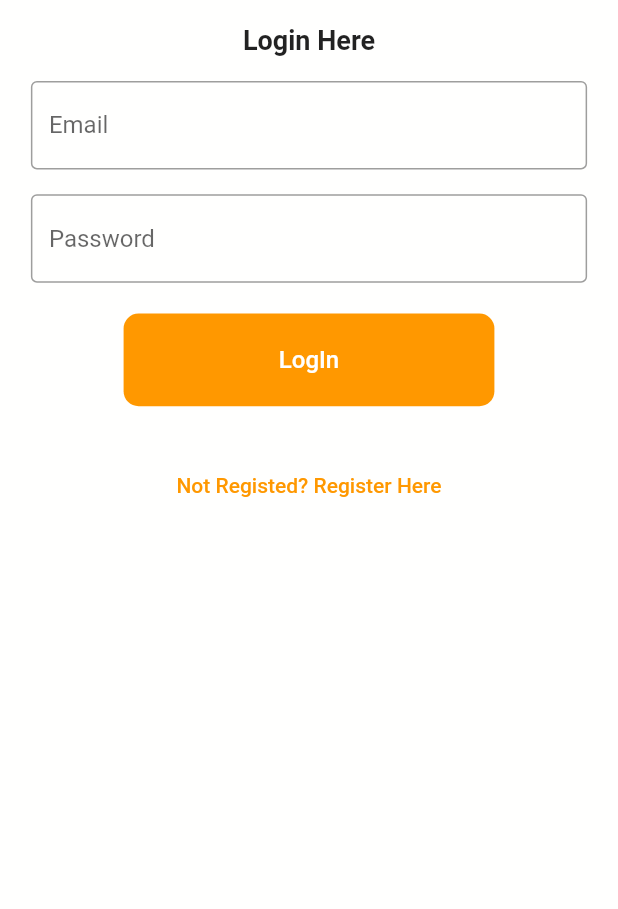
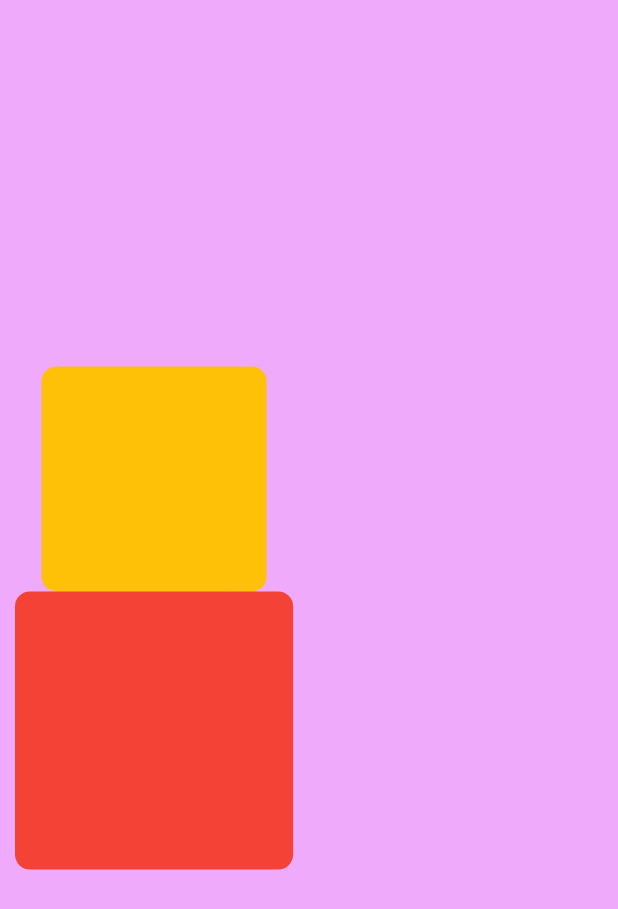
Before and after one commit to anzjoxavier/Focus_App, a Flutter app: the screen it shows after launch, on a phone screen of 412 x 824 dp. Shown: the top 909 px of the screen. Run offline on Flutter 3.47's test engine with Material 2 defaults, Android fonts, the light colour scheme and no system bars; our stand-ins replace gap, jwt_decoder, shared_preferences.

Commit message:
Completed Login and Register

```diff
--- a/lib/config/config.dart
+++ b/lib/config/config.dart
@@ -1,2 +1,3 @@
-final url = "http://192.168.1.3:3100/";
+final url = "http://192.168.1.8:3100/";
 final registration = url + "registration";
+final login = url + "login";
--- a/lib/main.dart
+++ b/lib/main.dart
@@ -1,7 +1,8 @@
 import 'package:flutter/material.dart';
-import 'package:focus_app/views/home.dart';
+import 'package:focus_app/views/home_page.dart';
 import 'package:focus_app/views/login_page.dart';
 import 'package:focus_app/views/register_page.dart';
+import 'package:focus_app/views/sample_page.dart';
 
 
 
@@ -40,6 +41,6 @@ class _MyHomePageState extends State<MyHomePage> {
   @override
   Widget build(BuildContext context) {
 
-    return SafeArea(child: LoginPage());
+    return SafeArea(child:SamplePage());
   }
 }
--- a/lib/views/register_page.dart
+++ b/lib/views/register_page.dart
@@ -16,10 +16,14 @@ class RegisterPage extends StatefulWidget {
 }
 
 class _RegisterPageState extends State<RegisterPage> {
+  bool showPass = true;
   TextEditingController emailController = TextEditingController();
   TextEditingController passController = TextEditingController();
   bool _isNotEmailValidate = false;
   bool _isNotPasswordValidate = false;
+
+
+
   void registerUser() async {
     if (emailController.text.isNotEmpty && passController.text.isNotEmpty) {
       var regBody = {
@@ -72,7 +76,7 @@ class _RegisterPageState extends State<RegisterPage> {
             TextBox(
               width: 0.9 * width,
               hintText: "Password",
-              hideText: true,
+              hideText: showPass,
               enableSuggestions: false,
               autoCorrect: false,
               textEditingController: passController,
--- /dev/null
+++ b/lib/views/sample_page.dart
@@ -0,0 +1,71 @@
+import 'package:flutter/material.dart';
+import 'package:flutter/src/widgets/framework.dart';
+import 'package:flutter/src/widgets/placeholder.dart';
+
+class SamplePage extends StatefulWidget {
+  const SamplePage({super.key});
+
+  @override
+  State<SamplePage> createState() => _SamplePageState();
+}
+
+class _SamplePageState extends State<SamplePage> {
+  late double width;
+  late double height;
+  double boxWidth = 150;
+  double boxHeight = 150;
+  int flagState = 0;
+  void changeBoxSize(BuildContext context) {
+    setState(() {
+      if (flagState == 0) {
+        boxHeight =width * 0.75;
+        boxWidth = width * 0.75;
+        flagState = 1;
+      } else {
+        boxHeight =width * 0.45;
+        boxWidth = width * 0.45;
+        flagState = 0;
+      }
+    });
+  }
+
+  @override
+  Widget build(BuildContext context) {
+    width = MediaQuery.of(context).size.width;
+    height = MediaQuery.of(context).size.height;
+    // boxWidth = width * 0.45;
+    // boxHeight = width * 0.45;
+    return SafeArea(
+        child: Scaffold(
+      backgroundColor: Color.fromARGB(255, 239, 170, 251),
+      body: Padding(
+        padding: const EdgeInsets.all(10.0),
+        child: Column(
+          mainAxisAlignment: MainAxisAlignment.center,
+          children: [
+            GestureDetector(
+              onTap: () {
+                changeBoxSize(context);
+              },
+              child: AnimatedContainer(
+                duration: Duration(microseconds: 3000),
+                height: boxHeight,
+                width: boxWidth,
+                decoration: BoxDecoration(
+                    color: Colors.amber,
+                    borderRadius: BorderRadius.circular(10)),
+              ),
+            ),
+            Container(
+               height: width * 0.45,
+                width: width * 0.45,
+                decoration: BoxDecoration(
+                    color: Colors.red,
+                    borderRadius: BorderRadius.circular(10)),
+            )
+          ],
+        ),
+      ),
+    ));
+  }
+}
--- a/pubspec.yaml
+++ b/pubspec.yaml
@@ -37,6 +37,8 @@ dependencies:
   cupertino_icons: ^1.0.2
   gap: ^2.0.1
   http: ^0.13.5
+  shared_preferences: ^2.1.0
+  jwt_decoder: ^2.0.1
 
 dev_dependencies:
   flutter_test:
```
Also changed, not shown: lib/views/home.dart (deleted, +0 -42 lines), lib/views/home_page.dart (added, +40 -0 lines), lib/views/login_page.dart (+69 -4 lines), pubspec.lock, 11 other files.
